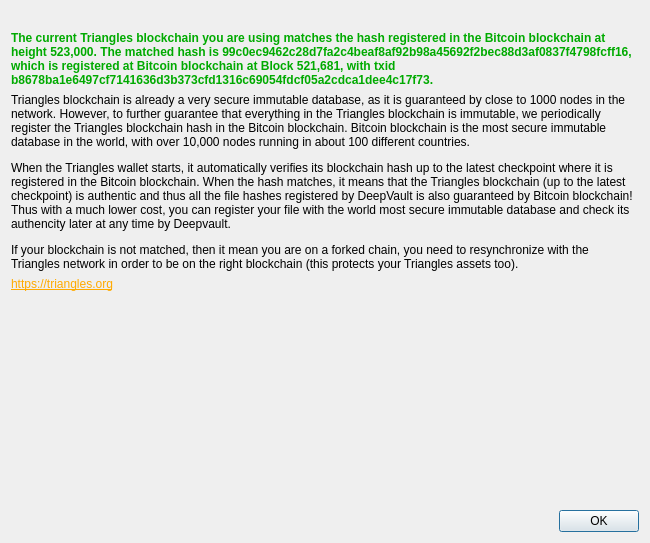
Before: the Qt Designer form src/qt/forms/blockchaindialog.ui in MerlinMagic2018/triangles-new, drawn with Qt 5.
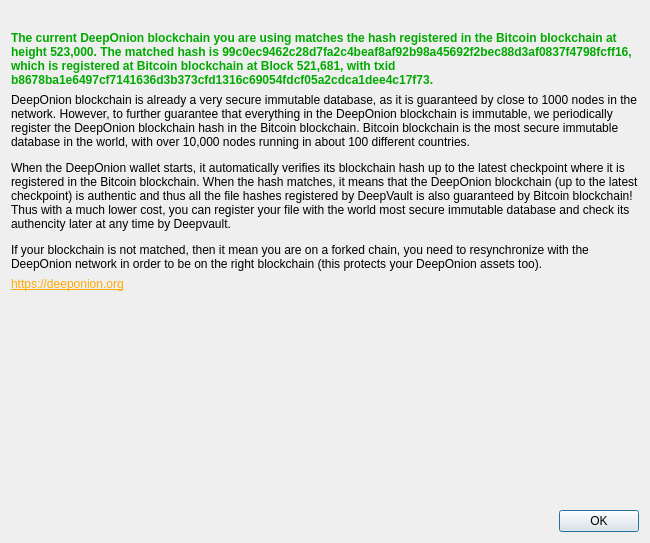
After: the same form once the commit is applied. Icons and pictures are not drawn.

Commit message:
Revert "Change name from DeepOnion to Triangles"
This reverts commit a520101763fc710adf1e9e8f7872243aa8259dec.

What changed in the file:
```diff
--- a/src/qt/forms/blockchaindialog.ui
+++ b/src/qt/forms/blockchaindialog.ui
@@ -35,7 +35,7 @@
      <item>
       <widget class="QLabel" name="label">
        <property name="text">
-        <string>&lt;html&gt;&lt;head/&gt;&lt;body&gt;&lt;p&gt;&lt;span style=&quot; font-weight:600; color:#00aa00;&quot;&gt;The current Triangles blockchain you are using matches the hash registered in the Bitcoin blockchain at height 523,000. The matched hash is 99c0ec9462c28d7fa2c4beaf8af92b98a45692f2bec88d3af0837f4798fcff16, which is registered at Bitcoin blockchain at Block 521,681, with txid b8678ba1e6497cf7141636d3b373cfd1316c69054fdcf05a2cdca1dee4c17f73.&lt;/span&gt;&lt;/p&gt;&lt;/body&gt;&lt;/html&gt;</string>
+        <string>&lt;html&gt;&lt;head/&gt;&lt;body&gt;&lt;p&gt;&lt;span style=&quot; font-weight:600; color:#00aa00;&quot;&gt;The current DeepOnion blockchain you are using matches the hash registered in the Bitcoin blockchain at height 523,000. The matched hash is 99c0ec9462c28d7fa2c4beaf8af92b98a45692f2bec88d3af0837f4798fcff16, which is registered at Bitcoin blockchain at Block 521,681, with txid b8678ba1e6497cf7141636d3b373cfd1316c69054fdcf05a2cdca1dee4c17f73.&lt;/span&gt;&lt;/p&gt;&lt;/body&gt;&lt;/html&gt;</string>
        </property>
        <property name="wordWrap">
         <bool>true</bool>
@@ -48,7 +48,7 @@
         <cursorShape>IBeamCursor</cursorShape>
        </property>
        <property name="text">
-        <string>&lt;html&gt;&lt;head/&gt;&lt;body&gt;&lt;p&gt;Triangles blockchain is already a very secure immutable database, as it is guaranteed by close to 1000 nodes in the network. However, to further guarantee that everything in the Triangles blockchain is immutable, we periodically register the Triangles blockchain hash in the Bitcoin blockchain. Bitcoin blockchain is the most secure immutable database in the world, with over 10,000 nodes running in about 100 different countries.&lt;/p&gt;&lt;p&gt;When the Triangles wallet starts, it automatically verifies its blockchain hash up to the latest checkpoint where it is registered in the Bitcoin blockchain. When the hash matches, it means that the Triangles blockchain (up to the latest checkpoint) is authentic and thus all the file hashes registered by DeepVault is also guaranteed by Bitcoin blockchain! Thus with a much lower cost, you can register your file with the world most secure immutable database and check its authencity later at any time by Deepvault.&lt;/p&gt;&lt;p&gt;If your blockchain is not matched, then it mean you are on a forked chain, you need to resynchronize with the Triangles network in order to be on the right blockchain (this protects your Triangles assets too).&lt;/p&gt;&lt;/body&gt;&lt;/html&gt;</string>
+        <string>&lt;html&gt;&lt;head/&gt;&lt;body&gt;&lt;p&gt;DeepOnion blockchain is already a very secure immutable database, as it is guaranteed by close to 1000 nodes in the network. However, to further guarantee that everything in the DeepOnion blockchain is immutable, we periodically register the DeepOnion blockchain hash in the Bitcoin blockchain. Bitcoin blockchain is the most secure immutable database in the world, with over 10,000 nodes running in about 100 different countries.&lt;/p&gt;&lt;p&gt;When the DeepOnion wallet starts, it automatically verifies its blockchain hash up to the latest checkpoint where it is registered in the Bitcoin blockchain. When the hash matches, it means that the DeepOnion blockchain (up to the latest checkpoint) is authentic and thus all the file hashes registered by DeepVault is also guaranteed by Bitcoin blockchain! Thus with a much lower cost, you can register your file with the world most secure immutable database and check its authencity later at any time by Deepvault.&lt;/p&gt;&lt;p&gt;If your blockchain is not matched, then it mean you are on a forked chain, you need to resynchronize with the DeepOnion network in order to be on the right blockchain (this protects your DeepOnion assets too).&lt;/p&gt;&lt;/body&gt;&lt;/html&gt;</string>
        </property>
        <property name="wordWrap">
         <bool>true</bool>
@@ -61,7 +61,7 @@
      <item>
       <widget class="QLabel" name="label_3">
        <property name="text">
-        <string>&lt;html&gt;&lt;head/&gt;&lt;body&gt;&lt;p&gt;&lt;a href=&quot;https://triangles.org&quot;&gt;&lt;span style=&quot; text-decoration: underline; color:#ffaa00;&quot;&gt;https://triangles.org&lt;/span&gt;&lt;/a&gt;&lt;/p&gt;&lt;/body&gt;&lt;/html&gt;</string>
+        <string>&lt;html&gt;&lt;head/&gt;&lt;body&gt;&lt;p&gt;&lt;a href=&quot;https://deeponion.org&quot;&gt;&lt;span style=&quot; text-decoration: underline; color:#ffaa00;&quot;&gt;https://deeponion.org&lt;/span&gt;&lt;/a&gt;&lt;/p&gt;&lt;/body&gt;&lt;/html&gt;</string>
        </property>
        <property name="openExternalLinks">
         <bool>true</bool>
```
Left out of the diff: 2 changed lines with no effect on the pictures. The commit also changes 168 other files.
